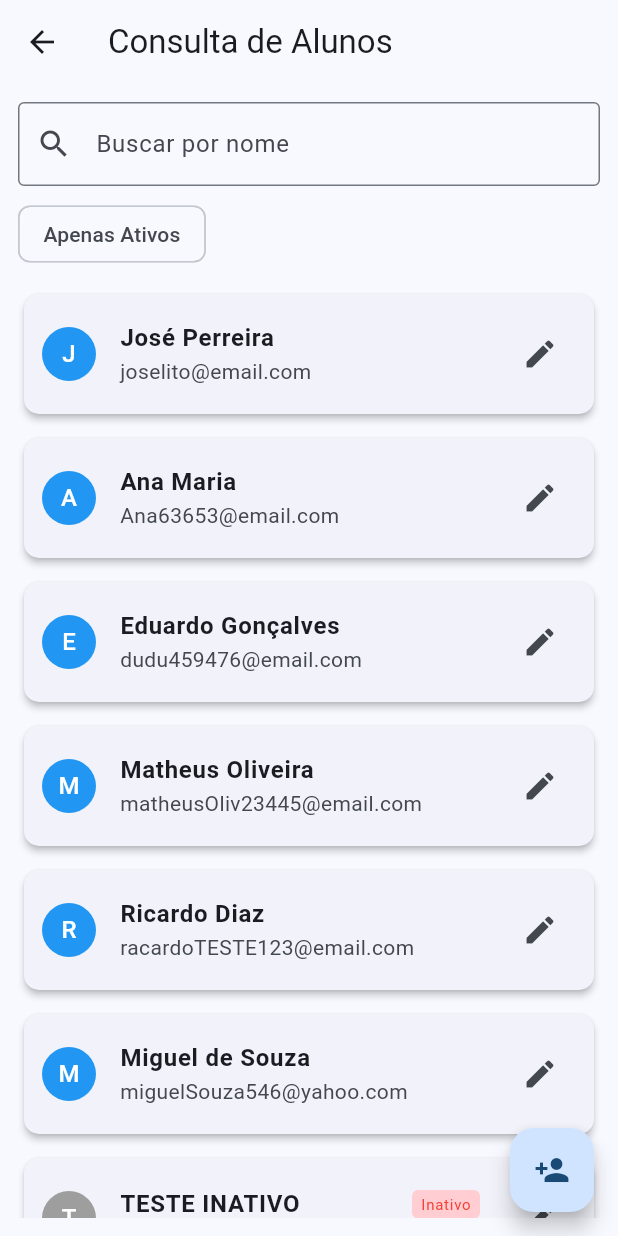
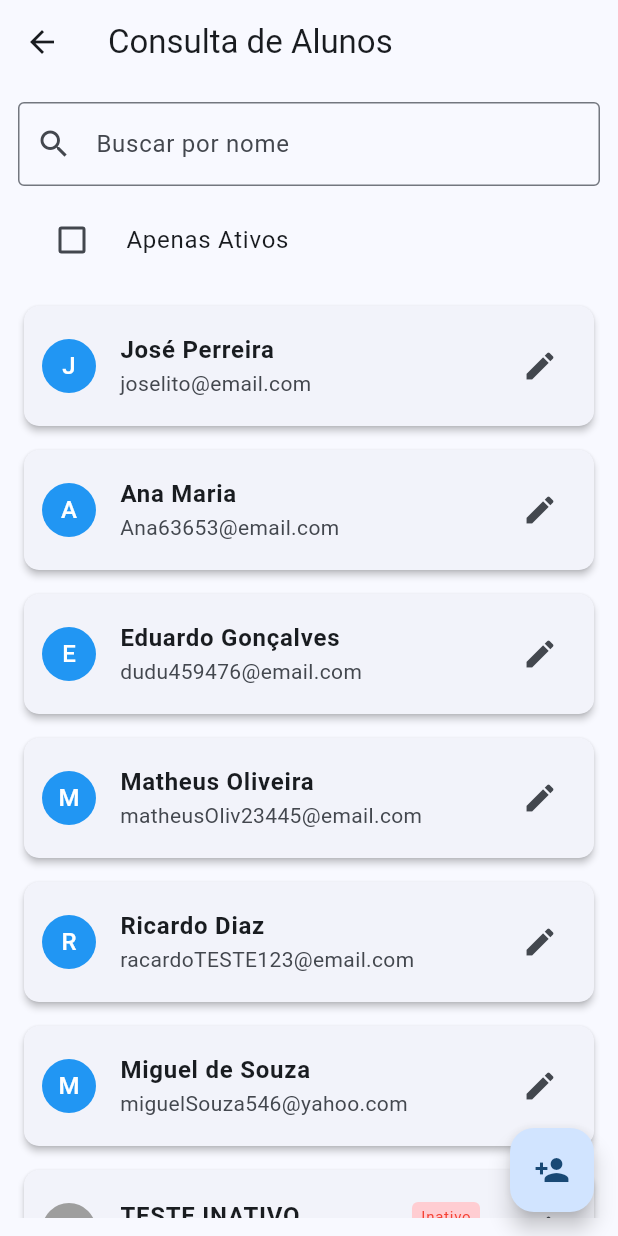
Before and after one commit to FelipeVieira4/gabarito_plus, a Flutter app: the ConsultaAluno screen opened directly, after a tap on "Apenas Ativos", on a phone screen of 412 x 824 dp. Run offline on Flutter 3.47's test engine with Material 3 defaults, Android fonts, the phone set to English and light mode, and no system bars; our stand-ins replace qr_flutter.

Commit message:
refactor: padronizado checkbox do filtro de ativo

```diff
--- a/lib/views/alunos/consulta_aluno.dart
+++ b/lib/views/alunos/consulta_aluno.dart
@@ -57,20 +57,17 @@ class _ConsultaAlunoState extends State<ConsultaAluno> {
               onChanged: (_) => setState(() {}),
             ),
             const SizedBox(height: 8),
+            CheckboxListTile(
+                value: _apenasAtivos,
+                title: const Text('Apenas Ativos'),
+                controlAffinity: ListTileControlAffinity.leading,
+                onChanged: (checked) {
+                  setState(() {
+                    _apenasAtivos = checked ?? false;
+                  });
+                },
+            ),
 
-            Row(
-              children: [
-                FilterChip(
-                  label: const Text('Apenas Ativos'),
-                  selected: _apenasAtivos,
-                  onSelected: (bool selected) {
-                    setState(() {
-                      _apenasAtivos = selected;
-                    });
-                  },
-                ),
-              ],
-            ),
             const SizedBox(height: 12),
 
             // Lista de Alunos
```
